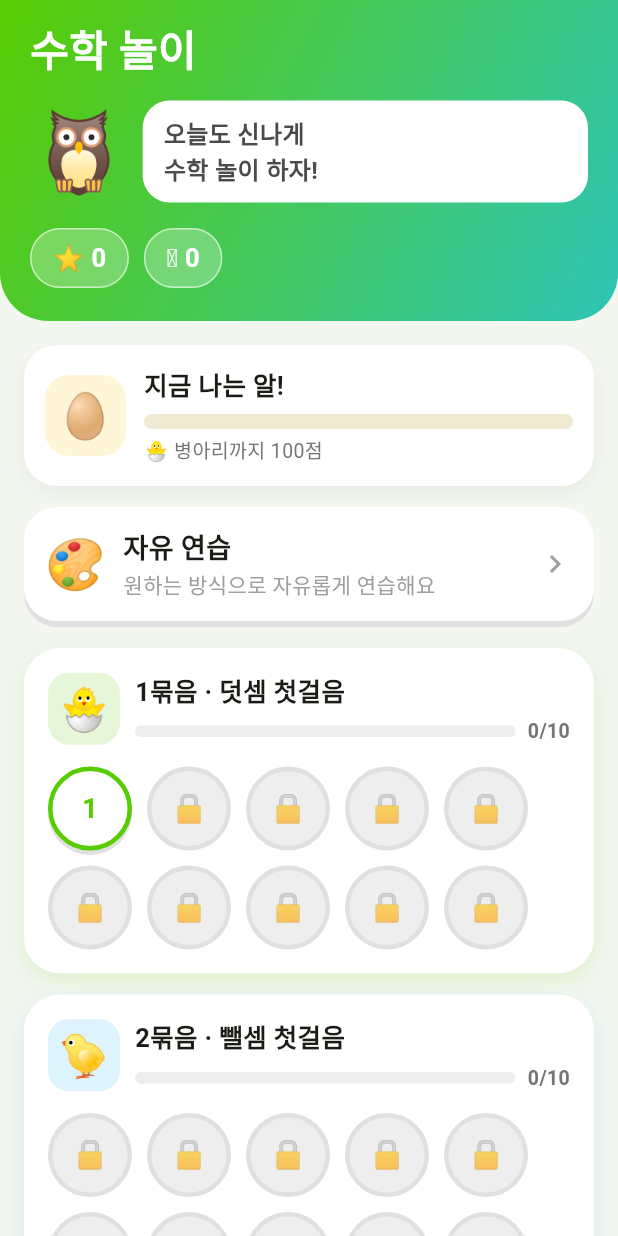
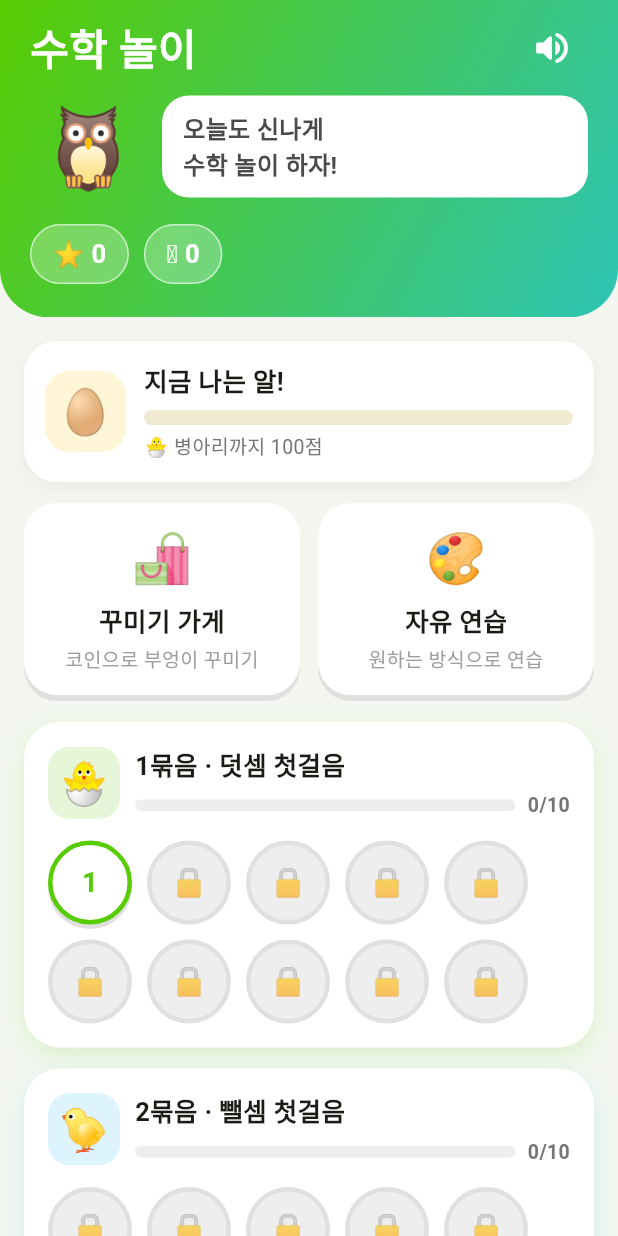
Before and after one commit to hizorro88-rgb/math, a Flutter app: the screen it shows after launch, on a phone screen of 412 x 824 dp. Run offline on Flutter 3.47's test engine with Material 3 defaults, Android fonts, the phone set to English and light mode, and no system bars; our stand-ins replace audioplayers, shared_preferences.

Commit message:
효과음·콤보 반짝임·부엉이 꾸미기 가게 추가
- 효과음: 정답 딩동/콤보 아르페지오/오답/통과 팡파레/구매 소리를
  직접 합성한 WAV로 번들 (audioplayers), 홈 헤더에서 켜고 끄기 가능
- 콤보 5연속부터 화면에 별이 사방으로 터지는 반짝임 효과
- 꾸미기 가게: 점수와 함께 쌓이는 코인으로 모자·안경·친구 아이템
  구매/착용, 부엉이 아바타에 겹쳐 표시 (홈 헤더에도 반영)
- 코인은 써도 칭호(누적 점수)는 유지, 예전 데이터는 자동 이전
- 상점 구매/착용/코인 규칙 테스트 11개 추가 (총 36개 통과)

Co-Authored-By: Claude Fable 5 <noreply@anthropic.com>
Claude-Session: https://claude.ai/code/session_01BFMkBZyyG9TpsNw41ZHM4s

```diff
--- a/lib/main.dart
+++ b/lib/main.dart
@@ -1,8 +1,11 @@
 import 'package:flutter/material.dart';
 
 import 'screens/level_map_screen.dart';
+import 'services/sounds.dart';
 
-void main() {
+Future<void> main() async {
+  WidgetsFlutterBinding.ensureInitialized();
+  await Sounds.init();
   runApp(const PreschoolMathApp());
 }
 
--- a/lib/models/progress.dart
+++ b/lib/models/progress.dart
@@ -55,6 +55,7 @@ class ProgressStore {
 
   static const _starsKey = 'level_stars_v1';
   static const _pointsKey = 'total_points_v1';
+  static const _coinsKey = 'coins_v1';
 
   /// 100개 단계의 별 개수 목록 (인덱스 0 = 1단계)
   static Future<List<int>> load() async {
@@ -83,11 +84,35 @@ class ProgressStore {
   }
 
   /// 점수를 더해서 저장하고, 더한 뒤의 누적 점수를 돌려준다.
+  /// 같은 만큼 상점에서 쓸 수 있는 코인도 함께 쌓인다.
+  /// (칭호는 누적 점수 기준이라 코인을 써도 내려가지 않는다)
   static Future<int> addPoints(int earned) async {
     final prefs = await SharedPreferences.getInstance();
     final total = (prefs.getInt(_pointsKey) ?? 0) + earned;
     await prefs.setInt(_pointsKey, total);
+    await prefs.setInt(_coinsKey, (prefs.getInt(_coinsKey) ?? 0) + earned);
     return total;
+  }
+
+  /// 상점에서 쓸 수 있는 코인 잔액.
+  /// 예전 버전에서 넘어온 경우 그동안 모은 점수만큼 코인을 채워 준다.
+  static Future<int> loadCoins() async {
+    final prefs = await SharedPreferences.getInstance();
+    if (!prefs.containsKey(_coinsKey)) {
+      final migrated = prefs.getInt(_pointsKey) ?? 0;
+      await prefs.setInt(_coinsKey, migrated);
+      return migrated;
+    }
+    return prefs.getInt(_coinsKey) ?? 0;
+  }
+
+  /// 코인이 충분하면 차감하고 true를 돌려준다.
+  static Future<bool> spendCoins(int cost) async {
+    final prefs = await SharedPreferences.getInstance();
+    final coins = prefs.getInt(_coinsKey) ?? 0;
+    if (coins < cost) return false;
+    await prefs.setInt(_coinsKey, coins - cost);
+    return true;
   }
 
   /// 별 1개 이상이면 통과. 1단계이거나 앞 단계를 통과했으면 도전할 수 있다.
--- /dev/null
+++ b/lib/models/shop.dart
@@ -0,0 +1,125 @@
+import 'package:shared_preferences/shared_preferences.dart';
+
+import 'progress.dart';
+
+/// 아이템을 다는 자리: 머리 위 / 얼굴 / 옆자리 친구
+enum ItemSlot {
+  hat('머리'),
+  face('얼굴'),
+  side('친구');
+
+  const ItemSlot(this.label);
+
+  final String label;
+}
+
+/// 부엉이를 꾸미는 상점 아이템
+class ShopItem {
+  const ShopItem({
+    required this.id,
+    required this.emoji,
+    required this.name,
+    required this.cost,
+    required this.slot,
+  });
+
+  final String id;
+  final String emoji;
+  final String name;
+  final int cost;
+  final ItemSlot slot;
+}
+
+/// 상점에서 살 수 있는 아이템 목록 (코인으로 구매)
+const List<ShopItem> shopItems = [
+  // 머리
+  ShopItem(id: 'ribbon', emoji: '🎀', name: '리본', cost: 80, slot: ItemSlot.hat),
+  ShopItem(
+      id: 'cap', emoji: '🧢', name: '야구 모자', cost: 150, slot: ItemSlot.hat),
+  ShopItem(
+      id: 'tophat', emoji: '🎩', name: '신사 모자', cost: 300, slot: ItemSlot.hat),
+  ShopItem(id: 'crown', emoji: '👑', name: '왕관', cost: 600, slot: ItemSlot.hat),
+  // 얼굴
+  ShopItem(
+      id: 'glasses', emoji: '👓', name: '안경', cost: 100, slot: ItemSlot.face),
+  ShopItem(
+      id: 'sunglasses',
+      emoji: '🕶️',
+      name: '선글라스',
+      cost: 250,
+      slot: ItemSlot.face),
+  // 친구
+  ShopItem(
+      id: 'balloon', emoji: '🎈', name: '풍선', cost: 120, slot: ItemSlot.side),
+  ShopItem(
+      id: 'flower', emoji: '🌷', name: '튤립', cost: 180, slot: ItemSlot.side),
+  ShopItem(
+      id: 'teddy', emoji: '🧸', name: '곰인형', cost: 400, slot: ItemSlot.side),
+  ShopItem(
+      id: 'rainbow', emoji: '🌈', name: '무지개', cost: 800, slot: ItemSlot.side),
+];
+
+ShopItem? shopItemById(String id) {
+  for (final item in shopItems) {
+    if (item.id == id) return item;
+  }
+  return null;
+}
+
+/// 산 아이템과 착용 상태를 저장한다.
+class ShopStore {
+  ShopStore._();
+
+  static const _ownedKey = 'owned_items_v1';
+  static const _equippedKey = 'equipped_items_v1';
+
+  static Future<Set<String>> loadOwned() async {
+    final prefs = await SharedPreferences.getInstance();
+    return (prefs.getStringList(_ownedKey) ?? const []).toSet();
+  }
+
+  /// 착용 중인 아이템들 (자리마다 최대 1개)
+  static Future<List<ShopItem>> loadEquipped() async {
+    final prefs = await SharedPreferences.getInstance();
+    final ids = prefs.getStringList(_equippedKey) ?? const [];
+    return [
+      for (final id in ids)
+        if (shopItemById(id) != null) shopItemById(id)!,
+    ];
+  }
+
+  /// 코인이 충분하면 사고 바로 착용한다. 성공 여부를 돌려준다.
+  static Future<bool> buy(ShopItem item) async {
+    final owned = await loadOwned();
+    if (owned.contains(item.id)) return true;
+    if (!await ProgressStore.spendCoins(item.cost)) return false;
+    owned.add(item.id);
+    final prefs = await SharedPreferences.getInstance();
+    await prefs.setStringList(_ownedKey, owned.toList());
+    await equip(item);
+    return true;
+  }
+
+  /// 같은 자리의 다른 아이템은 벗기고 이 아이템을 착용한다.
+  static Future<void> equip(ShopItem item) async {
+    final equipped = await loadEquipped();
+    equipped.removeWhere((e) => e.slot == item.slot);
+    equipped.add(item);
+    final prefs = await SharedPreferences.getInstance();
+    await prefs.setStringList(
+      _equippedKey,
+      equipped.map((e) => e.id).toList(),
+    );
+  }
+
+  /// 아이템을 벗는다.
+  static Future<void> unequip(ShopItem item) async {
+    final equipped = await loadEquipped();
+    equipped.removeWhere((e) => e.id == item.id);
+    final prefs = await SharedPreferences.getInstance();
+    await prefs.setStringList(
+      _equippedKey,
+      equipped.map((e) => e.id).toList(),
+    );
+  }
+}
--- a/lib/screens/level_map_screen.dart
+++ b/lib/screens/level_map_screen.dart
@@ -2,9 +2,13 @@ import 'package:flutter/material.dart';
 
 import '../models/curriculum.dart';
 import '../models/progress.dart';
+import '../models/shop.dart';
+import '../services/sounds.dart';
 import '../widgets/bouncy_button.dart';
+import '../widgets/owl_avatar.dart';
 import 'practice_screen.dart';
 import 'quiz_screen.dart';
+import 'shop_screen.dart';
 
 /// 홈 화면: 마스코트 인사, 칭호 카드, 그리고 100단계 학습 지도.
 class LevelMapScreen extends StatefulWidget {
@@ -15,10 +19,17 @@ class LevelMapScreen extends StatefulWidget {
 }
 
 class _MapData {
-  const _MapData({required this.stars, required this.points});
+  const _MapData({
+    required this.stars,
+    required this.points,
+    required this.coins,
+    required this.equipped,
+  });
 
   final List<int> stars;
   final int points;
+  final int coins;
+  final List<ShopItem> equipped;
 }
 
 class _LevelMapScreenState extends State<LevelMapScreen> {
@@ -33,6 +44,8 @@ class _LevelMapScreenState extends State<LevelMapScreen> {
   Future<_MapData> _load() async => _MapData(
         stars: await ProgressStore.load(),
         points: await ProgressStore.loadPoints(),
+        coins: await ProgressStore.loadCoins(),
+        equipped: await ShopStore.loadEquipped(),
       );
 
   void _refresh() {
@@ -55,6 +68,13 @@ class _LevelMapScreenState extends State<LevelMapScreen> {
     _refresh();
   }
 
+  Future<void> _openShop() async {
+    await Navigator.of(context).push(
+      MaterialPageRoute(builder: (_) => const ShopScreen()),
+    );
+    _refresh();
+  }
+
   @override
   Widget build(BuildContext context) {
     return Scaffold(
@@ -72,14 +92,38 @@ class _LevelMapScreenState extends State<LevelMapScreen> {
           return ListView(
             padding: EdgeInsets.zero,
             children: [
-              _Header(totalStars: totalStars, points: data.points),
+              _Header(
+                totalStars: totalStars,
+                coins: data.coins,
+                equipped: data.equipped,
+                onOwlTap: _openShop,
+                onSoundChanged: () => setState(() {}),
+              ),
               Padding(
                 padding: const EdgeInsets.all(16),
                 child: Column(
                   children: [
                     _RankCard(points: data.points),
                     const SizedBox(height: 14),
-                    _PracticeCard(onTap: _openPractice),
+                    Row(
+                      children: [
+                        Expanded(
+                            child: _MenuCard(
+                          emoji: '🛍️',
+                          title: '꾸미기 가게',
+                          subtitle: '코인으로 부엉이 꾸미기',
+                          onTap: _openShop,
+                        )),
+                        const SizedBox(width: 12),
+                        Expanded(
+                            child: _MenuCard(
+                          emoji: '🎨',
+                          title: '자유 연습',
+                          subtitle: '원하는 방식으로 연습',
+                          onTap: _openPractice,
+                        )),
+                      ],
+                    ),
                     const SizedBox(height: 14),
                     for (final unit in Curriculum.units) ...[
                       _UnitSection(
@@ -100,18 +144,28 @@ class _LevelMapScreenState extends State<LevelMapScreen> {
   }
 }
 
-/// 초록 그라데이션 헤더: 부엉이 마스코트가 인사하고 별·점수를 보여준다.
+/// 초록 그라데이션 헤더: 꾸며진 부엉이가 인사하고 별·코인을 보여준다.
+/// 부엉이를 누르면 꾸미기 가게로 간다.
 class _Header extends StatelessWidget {
-  const _Header({required this.totalStars, required this.points});
+  const _Header({
+    required this.totalStars,
+    required this.coins,
+    required this.equipped,
+    required this.onOwlTap,
+    required this.onSoundChanged,
+  });
 
   final int totalStars;
-  final int points;
+  final int coins;
+  final List<ShopItem> equipped;
+  final VoidCallback onOwlTap;
+  final VoidCallback onSoundChanged;
 
   @override
   Widget build(BuildContext context) {
     return Container(
       width: double.infinity,
-      padding: const EdgeInsets.fromLTRB(20, 12, 20, 22),
+      padding: const EdgeInsets.fromLTRB(20, 8, 20, 22),
       decoration: const BoxDecoration(
         gradient: LinearGradient(
           begin: Alignment.topLeft,
@@ -125,6 +179,8 @@ class _Header extends StatelessWidget {
         child: Column(
           crossAxisAlignment: CrossAxisAlignment.start,
           children: [
+            Row(
+              children: [
                 const Text(
                   '수학 놀이',
                   style: TextStyle(
@@ -133,10 +189,29 @@ class _Header extends StatelessWidget {
                     color: Colors.white,
                   ),
                 ),
-            const SizedBox(height: 10),
+                const Spacer(),
+                IconButton(
+                  onPressed: () async {
+                    await Sounds.setEnabled(!Sounds.enabled);
+                    onSoundChanged();
+                  },
+                  icon: Icon(
+                    Sounds.enabled
+                        ? Icons.volume_up_rounded
+                        : Icons.volume_off_rounded,
+                    color: Colors.white,
+                    size: 28,
+                  ),
+                ),
+              ],
+            ),
+            const SizedBox(height: 4),
             Row(
               children: [
-                const Text('🦉', style: TextStyle(fontSize: 52)),
+                GestureDetector(
+                  onTap: onOwlTap,
+                  child: OwlAvatar(size: 52, equipped: equipped),
+                ),
                 const SizedBox(width: 10),
                 Expanded(
                   child: Container(
@@ -165,7 +240,7 @@ class _Header extends StatelessWidget {
               children: [
                 _StatChip(text: '⭐ $totalStars'),
                 const SizedBox(width: 10),
-                _StatChip(text: '🪙 $points'),
+                _StatChip(text: '🪙 $coins'),
               ],
             ),
           ],
@@ -279,10 +354,18 @@ class _RankCard extends StatelessWidget {
   }
 }
 
-/// 자유 연습으로 들어가는 카드
-class _PracticeCard extends StatelessWidget {
-  const _PracticeCard({required this.onTap});
+/// 꾸미기 가게 / 자유 연습으로 들어가는 메뉴 카드
+class _MenuCard extends StatelessWidget {
+  const _MenuCard({
+    required this.emoji,
+    required this.title,
+    required this.subtitle,
+    required this.onTap,
+  });
 
+  final String emoji;
+  final String title;
+  final String subtitle;
   final VoidCallback onTap;
 
   @override
@@ -291,28 +374,22 @@ class _PracticeCard extends StatelessWidget {
       color: Colors.white,
       shadowColor: Colors.grey.shade300,
       borderRadius: 22,
-      padding: const EdgeInsets.all(14),
+      padding: const EdgeInsets.symmetric(horizontal: 12, vertical: 14),
       onTap: onTap,
-      child: const Row(
+      child: Column(
         children: [
-          Text('🎨', style: TextStyle(fontSize: 32)),
-          SizedBox(width: 12),
-          Expanded(
-            child: Column(
-              crossAxisAlignment: CrossAxisAlignment.start,
-              children: [
+          Text(emoji, style: const TextStyle(fontSize: 32)),
+          const SizedBox(height: 6),
           Text(
-                  '자유 연습',
-                  style: TextStyle(fontSize: 18, fontWeight: FontWeight.bold),
+            title,
+            style: const TextStyle(fontSize: 17, fontWeight: FontWeight.bold),
           ),
+          const SizedBox(height: 2),
           Text(
-                  '원하는 방식으로 자유롭게 연습해요',
-                  style: TextStyle(fontSize: 14, color: Colors.grey),
+            subtitle,
+            textAlign: TextAlign.center,
+            style: const TextStyle(fontSize: 13, color: Colors.grey),
           ),
-              ],
-            ),
-          ),
-          Icon(Icons.chevron_right, color: Colors.grey),
         ],
       ),
     );
--- /dev/null
+++ b/lib/services/sounds.dart
@@ -0,0 +1,45 @@
+import 'package:audioplayers/audioplayers.dart';
+import 'package:shared_preferences/shared_preferences.dart';
+
+/// 짧은 효과음 재생. 설정에서 켜고 끌 수 있다.
+class Sounds {
+  Sounds._();
+
+  static const _enabledKey = 'sound_enabled_v1';
+
+  static bool enabled = true;
+  static final AudioPlayer _player = AudioPlayer();
+
+  /// 저장된 소리 켬/끔 설정을 불러온다.
+  static Future<void> init() async {
+    try {
+      final prefs = await SharedPreferences.getInstance();
+      enabled = prefs.getBool(_enabledKey) ?? true;
+    } catch (_) {
+      // 설정을 못 읽어도 앱은 계속 동작한다.
+    }
+  }
+
+  static Future<void> setEnabled(bool value) async {
+    enabled = value;
+    try {
+      final prefs = await SharedPreferences.getInstance();
+      await prefs.setBool(_enabledKey, value);
+    } catch (_) {}
+  }
+
+  /// assets/sounds/<name>.wav 재생. 실패해도(테스트 등) 조용히 넘어간다.
+  static Future<void> play(String name) async {
+    if (!enabled) return;
+    try {
+      await _player.stop();
+      await _player.play(AssetSource('sounds/$name.wav'));
+    } catch (_) {}
+  }
+
+  static Future<void> correct(int combo) =>
+      play(combo >= 3 ? 'combo' : 'correct');
+  static Future<void> wrong() => play('wrong');
+  static Future<void> complete() => play('complete');
+  static Future<void> buy() => play('buy');
+}
--- /dev/null
+++ b/lib/widgets/owl_avatar.dart
@@ -0,0 +1,57 @@
+import 'package:flutter/material.dart';
+
+import '../models/shop.dart';
+
+/// 산 아이템을 걸친 부엉이 마스코트.
+/// 머리 위 모자, 얼굴 앞 안경, 옆에는 친구(풍선·인형 등)가 붙는다.
+class OwlAvatar extends StatelessWidget {
+  const OwlAvatar({super.key, this.size = 52, this.equipped = const []});
+
+  final double size;
+  final List<ShopItem> equipped;
+
+  ShopItem? _bySlot(ItemSlot slot) {
+    for (final item in equipped) {
+      if (item.slot == slot) return item;
+    }
+    return null;
+  }
+
+  @override
+  Widget build(BuildContext context) {
+    final hat = _bySlot(ItemSlot.hat);
+    final face = _bySlot(ItemSlot.face);
+    final side = _bySlot(ItemSlot.side);
+
+    return SizedBox(
+      width: size * 1.5,
+      height: size * 1.45,
+      child: Stack(
+        clipBehavior: Clip.none,
+        alignment: Alignment.bottomCenter,
+        children: [
+          Positioned(
+            bottom: 0,
+            child: Text('🦉', style: TextStyle(fontSize: size)),
+          ),
+          if (hat != null)
+            Positioned(
+              bottom: size * 0.92,
+              child: Text(hat.emoji, style: TextStyle(fontSize: size * 0.5)),
+            ),
+          if (face != null)
+            Positioned(
+              bottom: size * 0.52,
+              child: Text(face.emoji, style: TextStyle(fontSize: size * 0.38)),
+            ),
+          if (side != null)
+            Positioned(
+              bottom: 0,
+              right: -size * 0.1,
+              child: Text(side.emoji, style: TextStyle(fontSize: size * 0.55)),
+            ),
+        ],
+      ),
+    );
+  }
+}
--- a/pubspec.yaml
+++ b/pubspec.yaml
@@ -9,6 +9,7 @@ environment:
 dependencies:
   flutter:
     sdk: flutter
+  audioplayers: ^6.1.0
   cupertino_icons: ^1.0.6
   shared_preferences: ^2.2.0
 
@@ -19,3 +20,5 @@ dev_dependencies:
 
 flutter:
   uses-material-design: true
+  assets:
+    - assets/sounds/
```
Also changed, not shown: lib/screens/quiz_screen.dart (+74 -1 lines), lib/screens/shop_screen.dart (added, +266 -0 lines), pubspec.lock, 8 other files. Lines whose indentation alone changed are shown as unchanged.
